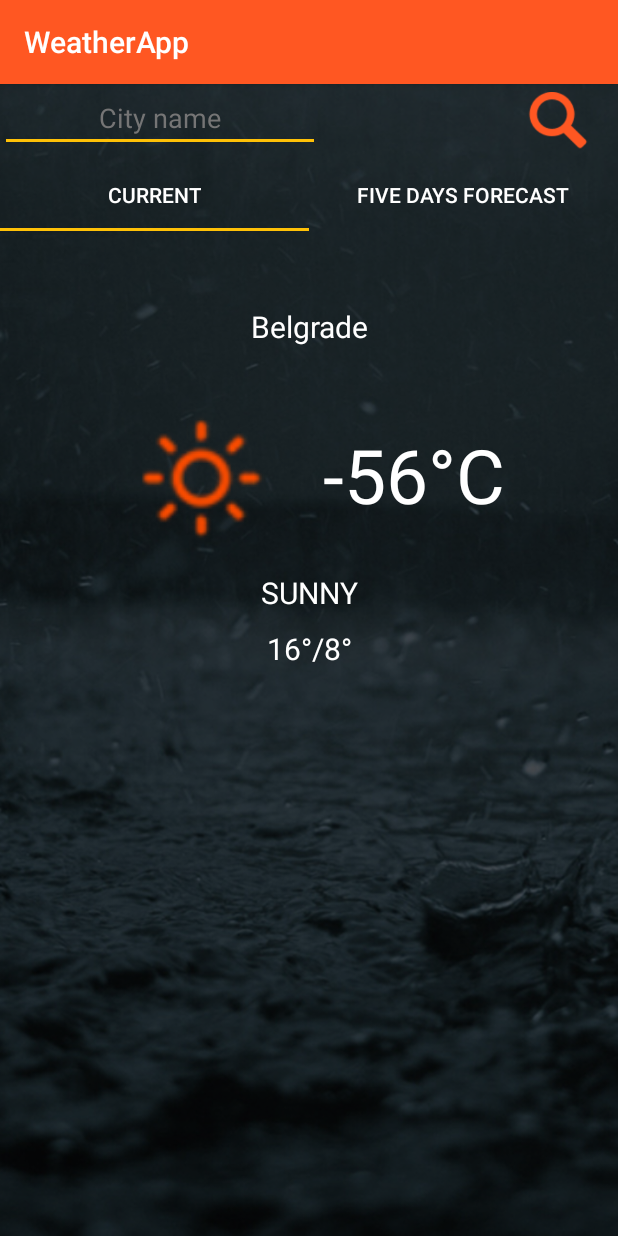
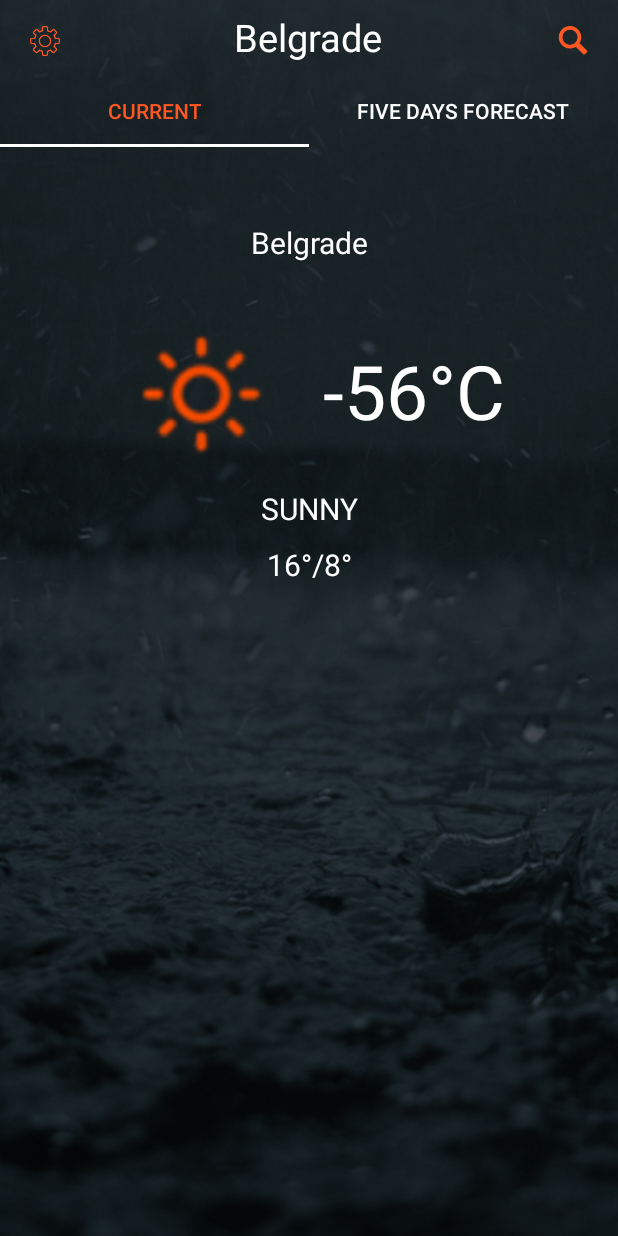
Before and after one commit to TheEv1L0ne/WeatherApp, an Android app: the screen it shows after launch (MainActivity), on a phone screen of 412 x 824 dp. Run offline under Robolectric (Android 15) with nearby library versions, the phone set to English and light mode, and no system bars.

Commit message:
Added selected city name on top so it can be seen in both tabs, changed color of text for seleted tab, removed tab indicator color

```diff
--- a/WeatherApp/app/build.gradle
+++ b/WeatherApp/app/build.gradle
@@ -23,6 +23,8 @@ dependencies {
     implementation 'com.android.support:appcompat-v7:28.0.0'
     implementation 'com.android.support:design:28.0.0'
     implementation 'com.android.support.constraint:constraint-layout:1.1.3'
+
+
     testImplementation 'junit:junit:4.12'
     androidTestImplementation 'com.android.support.test:runner:1.0.2'
     androidTestImplementation 'com.android.support.test.espresso:espresso-core:3.0.2'
--- a/WeatherApp/app/src/main/java/com/theevilone/weatherapp/MainActivity.java
+++ b/WeatherApp/app/src/main/java/com/theevilone/weatherapp/MainActivity.java
@@ -24,12 +24,10 @@ import java.net.URL;
 public class MainActivity extends AppCompatActivity {
 
     private TabLayout tabLayout;
-    private AppBarLayout appBarLayout; //????
     private ViewPager viewPager;
 
 
     Button refreshWeatherData;
-    EditText cityName;
 
     @Override
     protected void onCreate(Bundle savedInstanceState) {
@@ -50,17 +48,16 @@ public class MainActivity extends AppCompatActivity {
         viewPager.setAdapter(adapter);
         tabLayout.setupWithViewPager(viewPager);
 
-        cityName = findViewById(R.id.editText);
 
         refreshWeatherData = findViewById(R.id.btn_refresh_data);
         refreshWeatherData.setOnClickListener(new View.OnClickListener() {
             @Override
             public void onClick(View v) {
-                if(!cityName.getText().toString().isEmpty()) {
-                    //forecast
-//                    new JsonTask().execute("http://api.openweathermap.org/data/2.5/weather?q=" + cityName.getText().toString() +"&units=metric&APPID=3e1c8affc8fa507636e25753c5d43afb");
-                    new JsonTask().execute("http://api.openweathermap.org/data/2.5/forecast?q=" + cityName.getText().toString() +"&units=metric&APPID=3e1c8affc8fa507636e25753c5d43afb");
-                }
+//                if(!cityName.getText().toString().isEmpty()) {
+//                    //forecast
+////                    new JsonTask().execute("http://api.openweathermap.org/data/2.5/weather?q=" + cityName.getText().toString() +"&units=metric&APPID=3e1c8affc8fa507636e25753c5d43afb");
+//                    new JsonTask().execute("http://api.openweathermap.org/data/2.5/forecast?q=" + cityName.getText().toString() +"&units=metric&APPID=3e1c8affc8fa507636e25753c5d43afb");
+//                }
             }
         });
     }
--- a/WeatherApp/app/src/main/res/layout/activity_main.xml
+++ b/WeatherApp/app/src/main/res/layout/activity_main.xml
@@ -12,29 +12,39 @@
     <RelativeLayout
         android:layout_width="match_parent"
         android:layout_height="50dp"
+        android:gravity="clip_horizontal|center_horizontal"
         android:orientation="vertical">
 
         <Button
+            android:id="@+id/btn_settings"
+            android:layout_width="20dp"
+            android:layout_height="20dp"
+            android:layout_alignParentLeft="true"
+            android:layout_marginLeft="20dp"
+            android:layout_marginTop="17dp"
+            android:layout_marginRight="20dp"
+            android:layout_marginBottom="5dp"
+            android:background="@drawable/settings50x50" />
+
+        <TextView
+            android:id="@+id/tv_selected_city"
+            android:layout_width="wrap_content"
+            android:layout_height="wrap_content"
+            android:layout_centerInParent="true"
+            android:textSize="25sp"
+            android:textColor="@color/colorPrimaryText"
+            android:text="Belgrade" />
+
+        <Button
             android:id="@+id/btn_refresh_data"
-            android:layout_width="40dp"
-            android:layout_height="40dp"
+            android:layout_width="20dp"
+            android:layout_height="20dp"
             android:layout_alignParentRight="true"
             android:layout_marginLeft="20dp"
-            android:layout_marginTop="5dp"
+            android:layout_marginTop="17dp"
             android:layout_marginRight="20dp"
             android:layout_marginBottom="5dp"
             android:background="@drawable/search50x50" />
-
-        <EditText
-            android:id="@+id/editText"
-            android:layout_width="wrap_content"
-            android:layout_height="wrap_content"
-            android:ems="10"
-            android:gravity="center_horizontal"
-            android:textColor="@color/colorPrimaryText"
-            android:textColorHint="@color/colorSecondaryText"
-            android:hint="City name"
-            android:inputType="textPersonName" />
 
 
     </RelativeLayout>
@@ -43,7 +53,9 @@
         android:id="@+id/tabs"
         android:layout_width="match_parent"
         android:layout_height="wrap_content"
+        app:tabSelectedTextColor="@color/colorPrimary"
         app:tabTextColor="@color/colorPrimaryText"
+        app:tabIndicatorColor="@color/transparentColor"
         android:gravity="fill">
 
     </android.support.design.widget.TabLayout>
@@ -55,4 +67,5 @@
 
     </android.support.v4.view.ViewPager>
 
+
 </LinearLayout>
--- a/WeatherApp/app/src/main/res/values/colors.xml
+++ b/WeatherApp/app/src/main/res/values/colors.xml
@@ -8,4 +8,5 @@
     <color name="colorSecondaryText">#757575</color>
     <color name="colorIcons">#FFFFFF</color>
     <color name="colorDivider">#BDBDBD</color>
+    <color name="transparentColor">#00000000</color>
 </resources>
--- a/WeatherApp/app/src/main/res/values/styles.xml
+++ b/WeatherApp/app/src/main/res/values/styles.xml
@@ -1,7 +1,7 @@
 <resources>
 
     <!-- Base application theme. -->
-    <style name="AppTheme" parent="Theme.AppCompat.Light.DarkActionBar">
+    <style name="AppTheme" parent="Theme.AppCompat.Light.NoActionBar">
         <!-- Customize your theme here. -->
         <item name="colorPrimary">@color/colorPrimary</item>
         <item name="colorPrimaryDark">@color/colorPrimaryDark</item>
```
